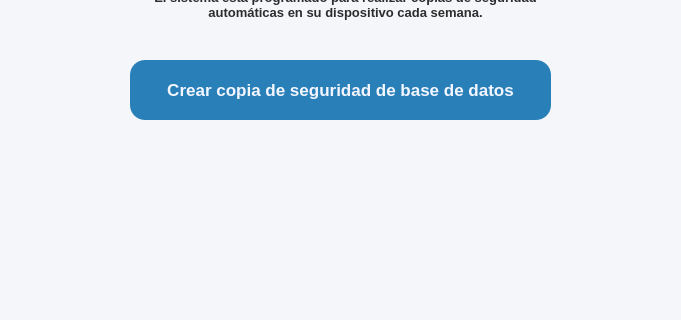
Old version of the form resources/ui/main.ui in the repository Proyecto-Uptjaa/Proyecto_SIRA; both pictures show x 279 to 960 and y 169 to 489 of the 1300 by 681 pixel window.
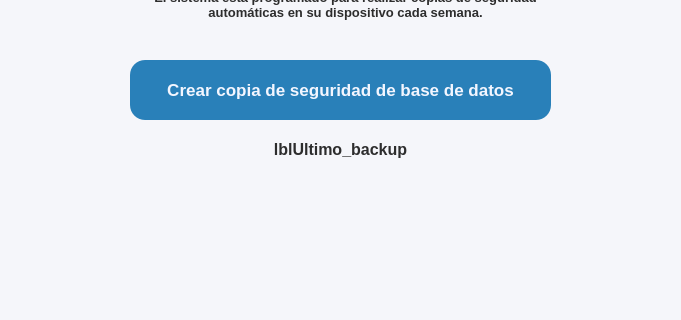
New version of the form. The open tabs and pages were chosen to show the change. Icons and pictures are not drawn. Custom widgets are drawn as their Qt base class.

Commit message:
feat: Backups de BD manuales y automaticos
- Funcion para hacer backups manuales de la BD
- Backups de BD programados cada 3 dias

```diff
--- a/resources/ui/main.ui
+++ b/resources/ui/main.ui
@@ -6258,6 +6258,47 @@
         </size>
        </property>
       </widget>
+      <widget class="QLabel" name="lblUltimo_backup">
+       <property name="geometry">
+        <rect>
+         <x>180</x>
+         <y>290</y>
+         <width>521</width>
+         <height>41</height>
+        </rect>
+       </property>
+       <property name="font">
+        <font>
+         <family>Segoe UI</family>
+         <pointsize>12</pointsize>
+         <bold>true</bold>
+        </font>
+       </property>
+       <property name="styleSheet">
+        <string notr="true">color: #2d2d2d</string>
+       </property>
+       <property name="frameShape">
+        <enum>QFrame::Shape::NoFrame</enum>
+       </property>
+       <property name="frameShadow">
+        <enum>QFrame::Shadow::Plain</enum>
+       </property>
+       <property name="text">
+        <string>lblUltimo_backup</string>
+       </property>
+       <property name="scaledContents">
+        <bool>false</bool>
+       </property>
+       <property name="alignment">
+        <set>Qt::AlignmentFlag::AlignHCenter|Qt::AlignmentFlag::AlignTop</set>
+       </property>
+       <property name="wordWrap">
+        <bool>true</bool>
+       </property>
+       <property name="indent">
+        <number>0</number>
+       </property>
+      </widget>
      </widget>
     </widget>
    </widget>
```
Left out of the diff: 4 changed lines with no effect on the pictures. The commit also changes 3 other files.
